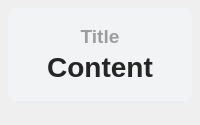
Qt form ui/default/widget-base.ui (RinLit-233-shiroko/Class-Widgets) before a commit.
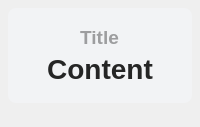
The same form after that commit.

Diff of the .ui file:
```diff
--- a/ui/default/widget-base.ui
+++ b/ui/default/widget-base.ui
@@ -7,7 +7,7 @@
     <x>0</x>
     <y>0</y>
     <width>200</width>
-    <height>125</height>
+    <height>127</height>
    </rect>
   </property>
   <property name="minimumSize">
@@ -64,9 +64,11 @@
        <number>14</number>
       </property>
       <item>
+       <layout class="QHBoxLayout" name="titleLayout">
+        <item>
        <widget class="QLabel" name="title">
         <property name="sizePolicy">
-         <sizepolicy hsizetype="Preferred" vsizetype="Maximum">
+           <sizepolicy hsizetype="Maximum" vsizetype="Maximum">
           <horstretch>0</horstretch>
           <verstretch>0</verstretch>
          </sizepolicy>
@@ -95,10 +97,14 @@
         </property>
        </widget>
       </item>
+       </layout>
+      </item>
+      <item>
+       <layout class="QHBoxLayout" name="contentLayout">
       <item>
        <widget class="QLabel" name="content">
         <property name="sizePolicy">
-         <sizepolicy hsizetype="Expanding" vsizetype="Maximum">
+           <sizepolicy hsizetype="Maximum" vsizetype="Maximum">
           <horstretch>0</horstretch>
           <verstretch>0</verstretch>
          </sizepolicy>
@@ -127,6 +133,8 @@
          <set>Qt::AlignCenter</set>
         </property>
        </widget>
+        </item>
+       </layout>
       </item>
      </layout>
     </widget>
```
Lines whose indentation alone changed are shown as unchanged.
